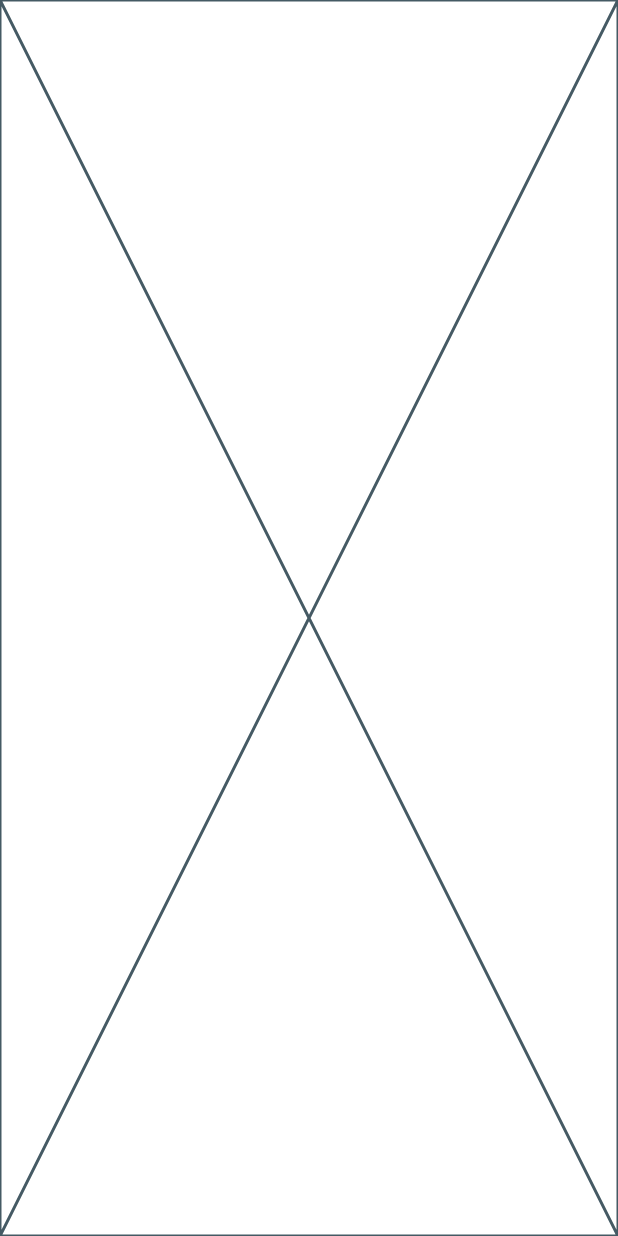
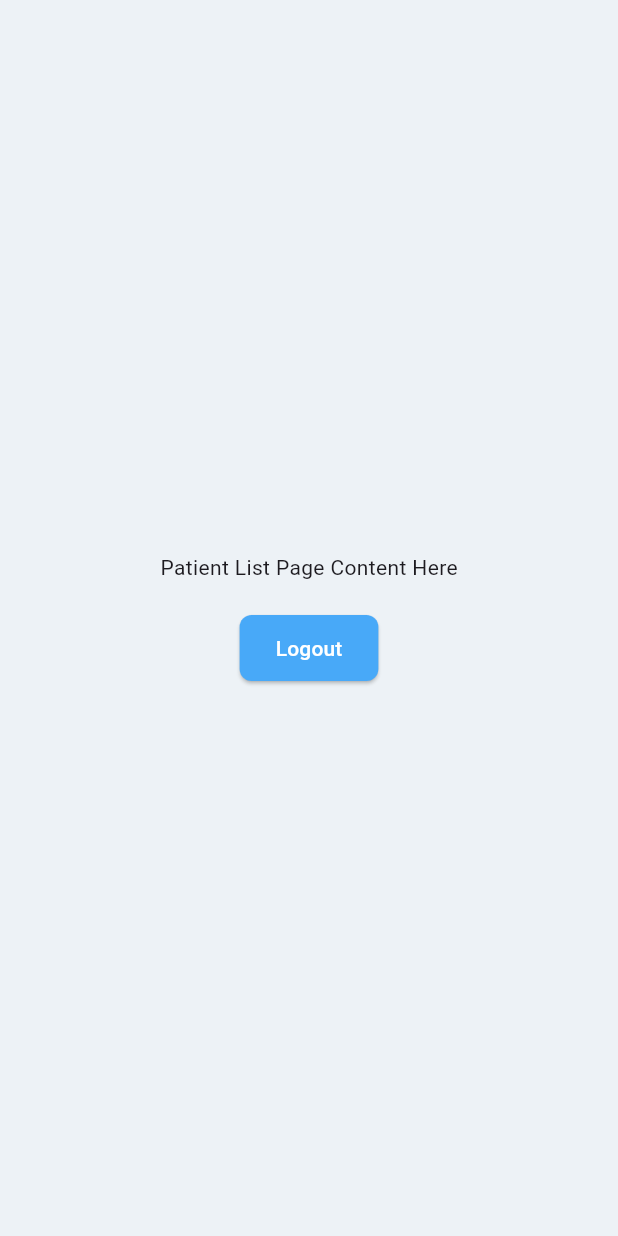
Before and after one commit to shubham-pokhrel/healthcare-app, a Flutter app: the screen it shows after launch, after a tap on "Sign In", on a phone screen of 412 x 824 dp. Run offline on Flutter 3.47's test engine with Material 3 defaults, Android fonts, the phone set to English and light mode, and no system bars.

Commit message:
Logout button added for desktop view

```diff
--- a/lib/screens/patientlist_screen.dart
+++ b/lib/screens/patientlist_screen.dart
@@ -10,6 +10,33 @@ class PatientlistScreen extends StatefulWidget {
 class _PatientlistScreenState extends State<PatientlistScreen> {
   @override
   Widget build(BuildContext context) {
-    return const Placeholder();
+    return Scaffold(
+      backgroundColor: Color(0xE4EBF1F5), // Background color similar to login screen
+
+      body: Center(
+        child: Column(
+          mainAxisAlignment: MainAxisAlignment.center,
+          children: [
+            // Your patient list content can go here
+            Text('Patient List Page Content Here'),
+            SizedBox(height: 20),
+            ElevatedButton(
+              onPressed: () {
+                Navigator.pop(context); // Navigate back to the previous screen (LoginScreen)
+              },
+              style: ElevatedButton.styleFrom(
+                backgroundColor: Color(0xFF48A9F8), // Blue color similar to the Sign In button
+                foregroundColor: Colors.white, // White text color
+                padding: EdgeInsets.symmetric(horizontal: 24, vertical: 12),
+                shape: RoundedRectangleBorder(
+                  borderRadius: BorderRadius.circular(8),
+                ),
+              ),
+              child: Text('Logout'),
+            ),
+          ],
+        ),
+      ),
+    );
   }
 }
```
